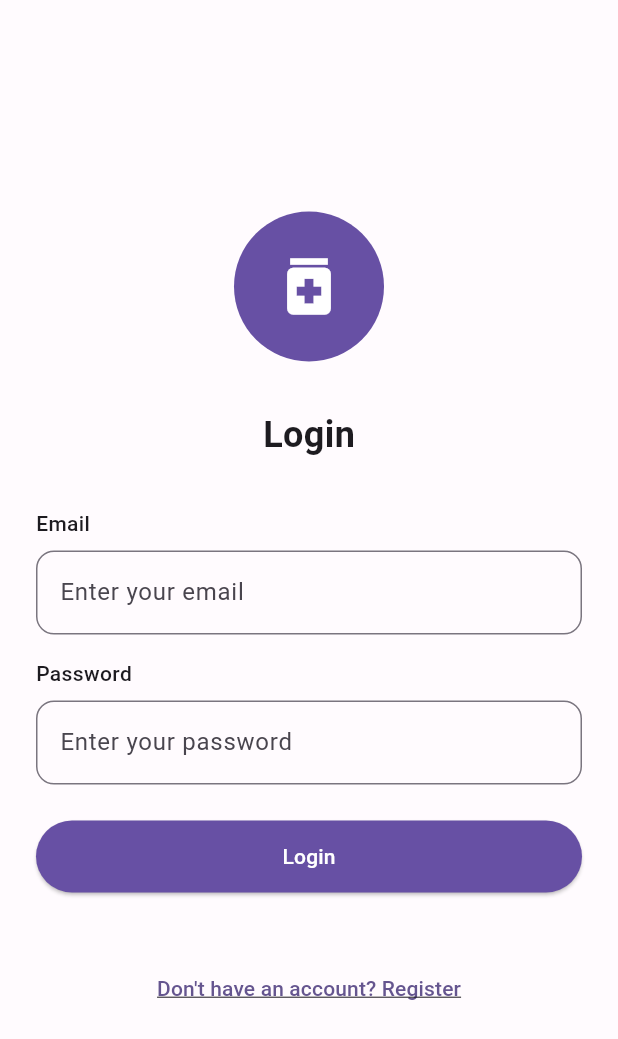
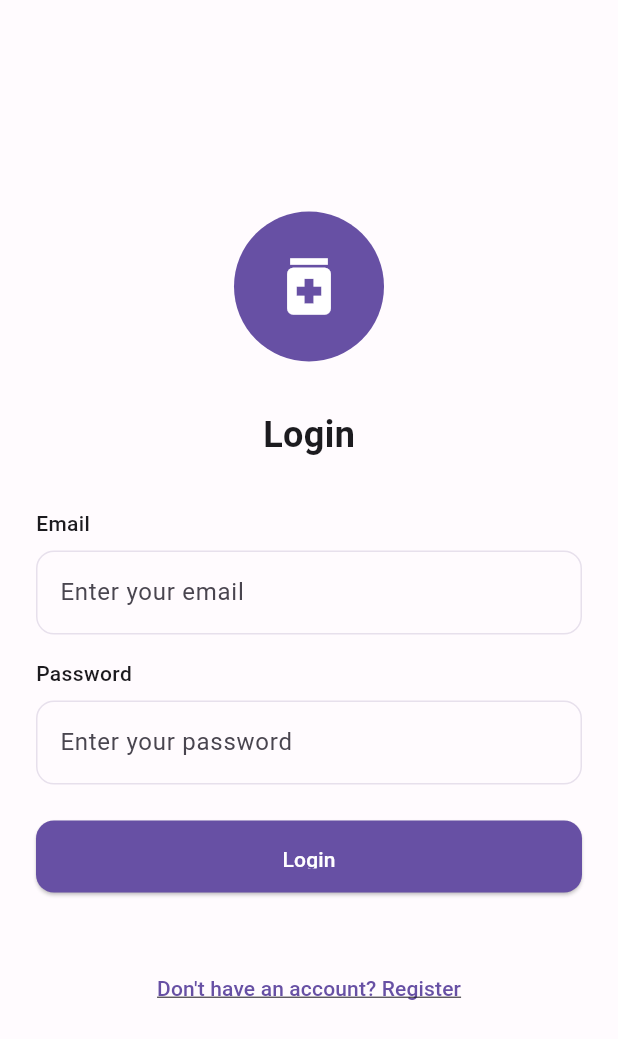
Before and after one commit to Otti02/pillpilot, a Flutter app: the screen it shows after launch, on a phone screen of 412 x 824 dp. Shown: the top 1039 px of the screen. Run offline on Flutter 3.47's test engine with Material 3 defaults, Android fonts, the phone set to English and light mode, and no system bars; our stand-ins replace go_router.

Commit message:
implementation gorouter and theme changes

```diff
--- a/pillpilot/lib/main.dart
+++ b/pillpilot/lib/main.dart
@@ -1,11 +1,6 @@
 import 'package:flutter/material.dart';
 import 'theme/app_theme.dart';
-import 'pages/widgets_overview_page.dart';
-import 'pages/widget_detail_pages/widget_detail_page.dart';
-import 'pages/Login.dart';
-import 'pages/Register.dart';
-import 'pages/main_screen.dart';
-import 'main_dummy.dart';
+import 'router.dart';
 
 void main() {
   runApp(const MyApp());
@@ -16,30 +11,12 @@ class MyApp extends StatelessWidget {
 
   @override
   Widget build(BuildContext context) {
-    return MaterialApp(
+    final router = AppRouter.instance.router;
+
+    return MaterialApp.router(
       title: 'Pill Pilot',
       theme: AppTheme.themeData,
-      home: const LoginPage(),
-      routes: {
-        '/home': (context) => const MainScreen(),
-        '/register': (context) => const RegisterPage(),
-        '/widgets': (context) => const WidgetsOverviewPage(),
-      },
-      onGenerateRoute: (settings) {
-        if (settings.name?.startsWith('/widget_detail/') ?? false) {
-          final arguments = settings.arguments as Map<String, dynamic>?;
-          final title = arguments?['title'] as String? ?? 'Widget Detail';
-          final examples = arguments?['examples'] as List<Map<String, dynamic>>? ?? [];
-
-          return MaterialPageRoute(
-            builder: (context) => WidgetDetailPage(
-              title: title,
-              examples: examples,
-            ),
-          );
-        }
-        return null;
-      },
+      routerConfig: router,
     );
   }
 }
--- a/pillpilot/lib/pages/Login.dart
+++ b/pillpilot/lib/pages/Login.dart
@@ -2,6 +2,7 @@ import 'package:flutter/material.dart';
 import '../widgets/custom_text_field.dart';
 import '../widgets/custom_button.dart';
 import '../theme/app_theme.dart';
+import '../router.dart';
 
 class LoginPage extends StatefulWidget {
   const LoginPage({super.key});
@@ -15,15 +16,18 @@ class _LoginPageState extends State<LoginPage> {
   final _passwordController = TextEditingController();
 
   void _login() {
-    Navigator.pushReplacementNamed(context, '/home');
+    // Use the centralized router for navigation
+    AppRouter.instance.goToHome();
   }
 
   void _startWithPillPilot() {
-    Navigator.pushReplacementNamed(context, '/home');
+    // Use the centralized router for navigation
+    AppRouter.instance.goToHome();
   }
 
   void _goToRegister() {
-    Navigator.pushReplacementNamed(context, '/register');
+    // Use the centralized router for navigation
+    AppRouter.instance.goToRegister();
   }
 
   @override
@@ -47,7 +51,7 @@ class _LoginPageState extends State<LoginPage> {
                 child: const Icon(
                   Icons.medication,
                   size: 50,
-                  color: Colors.white,
+                  color: AppTheme.cardBackgroundColor,
                 ),
               ),
 
@@ -58,7 +62,9 @@ class _LoginPageState extends State<LoginPage> {
                 'Login',
                 style: TextStyle(
                   fontSize: 24,
-                  fontWeight: FontWeight.bold,),
+                  fontWeight: FontWeight.bold,
+                  color: AppTheme.primaryTextColor,
+                ),
               ),
 
               const SizedBox(height: 32),
@@ -99,6 +105,7 @@ class _LoginPageState extends State<LoginPage> {
                 child: const Text(
                   "Don't have an account? Register",
                   style: TextStyle(
+                    color: AppTheme.primaryColor,
                     decoration: TextDecoration.underline,
                   ),
                 ),
--- a/pillpilot/lib/pages/Register.dart
+++ b/pillpilot/lib/pages/Register.dart
@@ -2,6 +2,7 @@ import 'package:flutter/material.dart';
 import '../widgets/custom_text_field.dart';
 import '../widgets/custom_button.dart';
 import '../theme/app_theme.dart';
+import '../router.dart';
 
 class RegisterPage extends StatefulWidget {
   const RegisterPage({super.key});
@@ -17,11 +18,11 @@ class _RegisterPageState extends State<RegisterPage> {
 
   void _register() {
     // TODO: Implement registration logic
-    Navigator.pushReplacementNamed(context, '/home');
+    AppRouter.instance.goToHome();
   }
 
   void _goToLogin() {
-    Navigator.pushReplacementNamed(context, '/');
+    AppRouter.instance.goToLogin();
   }
 
   @override
--- a/pillpilot/lib/pages/medication_detail_page.dart
+++ b/pillpilot/lib/pages/medication_detail_page.dart
@@ -47,6 +47,7 @@ class _MedicationDetailPageState extends State<MedicationDetailPage> {
   @override
   Widget build(BuildContext context) {
     return Scaffold(
+      backgroundColor: AppTheme.backgroundColor,
       appBar: AppBar(
         title: Text('Medikament Details'),
         backgroundColor: AppTheme.primaryColor,
--- a/pillpilot/lib/pages/medications_page.dart
+++ b/pillpilot/lib/pages/medications_page.dart
@@ -40,7 +40,7 @@ class _MedicationsPageState extends State<MedicationsPage> {
   @override
   Widget build(BuildContext context) {
     return Scaffold(
-      backgroundColor: Colors.grey.shade50,
+      backgroundColor: AppTheme.backgroundColor,
       body: SafeArea(
         child: Column(
           crossAxisAlignment: CrossAxisAlignment.start,
--- /dev/null
+++ b/pillpilot/lib/route_constants.dart
@@ -0,0 +1,14 @@
+import 'package:flutter/material.dart';
+
+class AppRoute {
+  static const login = '/';
+  static const register = '/register';
+  static const home = '/home';
+  static const medications = '/medications';
+  static const diary = '/diary';
+  static const calendar = '/calendar';
+  static const widgets = '/widgets';
+  static const widgetDetail = '/widget_detail';
+
+  AppRoute._();
+}
--- /dev/null
+++ b/pillpilot/lib/router.dart
@@ -0,0 +1,149 @@
+import 'package:flutter/material.dart';
+import 'package:go_router/go_router.dart';
+
+import 'pages/Login.dart';
+import 'pages/Register.dart';
+import 'pages/main_screen.dart';
+import 'pages/home_page.dart';
+import 'pages/medications_page.dart';
+import 'pages/diary_page.dart';
+import 'pages/calendar_page.dart';
+import 'pages/widgets_overview_page.dart';
+import 'pages/widget_detail_pages/widget_detail_page.dart';
+
+class AppRoute {
+  static const login = '/';
+  static const register = '/register';
+  static const home = '/home';
+  static const medications = '/medications';
+  static const diary = '/diary';
+  static const calendar = '/calendar';
+  static const widgets = '/widgets';
+  static const widgetDetail = '/widget_detail';
+
+  AppRoute._();
+}
+
+class AppRouter {
+  static final AppRouter _instance = AppRouter._();
+  static AppRouter get instance => _instance;
+
+  AppRouter._();
+
+   final router = GoRouter(
+    initialLocation: AppRoute.login,
+    routes: [
+      // Auth routes
+      GoRoute(
+        path: AppRoute.login,
+        builder: (context, state) => const LoginPage(),
+      ),
+      GoRoute(
+        path: AppRoute.register,
+        builder: (context, state) => const RegisterPage(),
+      ),
+
+      ShellRoute(
+        builder: (context, state, child) {
+          final location = state.uri.path;
+          int currentIndex = 0;
+
+          if (location.startsWith(AppRoute.home)) {
+            currentIndex = 0;
+          } else if (location.startsWith(AppRoute.medications)) {
+            currentIndex = 1;
+          } else if (location.startsWith(AppRoute.diary)) {
+            currentIndex = 2;
+          } else if (location.startsWith(AppRoute.calendar)) {
+            currentIndex = 3;
+          }
+
+          return MainScreen(
+            currentIndex: currentIndex,
+            child: child,
+          );
+        },
+        routes: [
+          // Tab routes
+          GoRoute(
+            path: AppRoute.home,
+            builder: (context, state) => const HomePage(),
+          ),
+          GoRoute(
+            path: AppRoute.medications,
+            builder: (context, state) => const MedicationsPage(),
+          ),
+          GoRoute(
+            path: AppRoute.diary,
+            builder: (context, state) => const DiaryPage(),
+          ),
+          GoRoute(
+            path: AppRoute.calendar,
+            builder: (context, state) => const CalendarPage(),
+          ),
+        ],
+      ),
+
+      GoRoute(
+        path: AppRoute.widgets,
+        builder: (context, state) => const WidgetsOverviewPage(),
+      ),
+      GoRoute(
+        path: '${AppRoute.widgetDetail}/:id',
+        builder: (context, state) {
+          final id = state.pathParameters['id'];
+          final arguments = state.extra as Map<String, dynamic>?;
+          final title = arguments?['title'] as String? ?? 'Widget Detail';
+          final examples = arguments?['examples'] as List<Map<String, dynamic>>? ?? [];
+
+          return WidgetDetailPage(
+            title: title,
+            examples: examples,
+          );
+        },
+      ),
+    ],
+  );
+
+  // Navigation methods
+  void goToLogin() => router.go(AppRoute.login);
+  void goToRegister() => router.go(AppRoute.register);
+  void goToHome() => router.go(AppRoute.home);
+  void goToMedications() => router.go(AppRoute.medications);
+  void goToDiary() => router.go(AppRoute.diary);
+  void goToCalendar() => router.go(AppRoute.calendar);
+  void goToWidgets() => router.go(AppRoute.widgets);
+
+  void goToWidgetDetail({
+    required String id,
+    required String title,
+    required List<Map<String, dynamic>> examples,
+  }) {
+    router.go(
+      '${AppRoute.widgetDetail}/$id',
+      extra: {
+        'title': title,
+        'examples': examples,
+      },
+    );
+  }
+
+  void goToTab(int index) {
+    switch (index) {
+      case 0:
+        goToHome();
+        break;
+      case 1:
+        goToMedications();
+        break;
+      case 2:
+        goToDiary();
+        break;
+      case 3:
+        goToCalendar();
+        break;
+      default:
+        goToHome();
+    }
+  }
+}
--- a/pillpilot/lib/theme/app_theme.dart
+++ b/pillpilot/lib/theme/app_theme.dart
@@ -1,26 +1,129 @@
 import 'package:flutter/material.dart';
 
 class AppTheme {
+  // Primary colors
   static const Color primaryColor = Color(0xFF6750A4);
   static const Color backgroundColor = Color(0xFFFFFBFE);
   static const Color cardBackgroundColor = Colors.white;
+
+  // Text colors
   static const Color primaryTextColor = Color(0xFF1C1B1F);
   static const Color secondaryTextColor = Color(0xFF49454F);
+  static const Color disabledTextColor = Colors.grey;
+
+  // Border and divider colors
   static const Color borderColor = Color(0xFFE7E0EC);
+  static const Color dividerColor = Color(0xFFE7E0EC);
+
+  // Status colors
   static const Color errorColor = Color(0xFFBA1A1A);
   static const Color successColor = Color(0xFF4CAF50);
+  static const Color warningColor = Colors.orange;
+
+  // Icon colors
+  static const Color iconColor = primaryColor;
+  static const Color iconBackgroundColor = Color(0xFFEADDFF); // Light purple
+  static const Color medicationIconColor = Colors.blue;
+  static const Color medicationIconBackgroundColor = Color(0xFFE6F2FF); // Light blue
+
+  // Checkbox colors
+  static const Color checkboxActiveColor = successColor;
+  static const Color checkboxInactiveColor = Color(0xFFCACACA); // Light grey
+
+  // Shadow colors
+  static const Color shadowColor = Color(0x1A000000); // Black with 10% opacity
+
+  // Completed/disabled state colors
+  static const Color completedTextColor = Colors.grey;
+  static const Color completedColor = successColor;
 
   static ThemeData get themeData => ThemeData(
     primaryColor: primaryColor,
     scaffoldBackgroundColor: backgroundColor,
-    colorScheme: ColorScheme.fromSeed(seedColor: primaryColor),
+    colorScheme: ColorScheme.fromSeed(
+      seedColor: primaryColor,
+      primary: primaryColor,
+      secondary: primaryColor,
+      error: errorColor,
+      background: backgroundColor,
+      surface: cardBackgroundColor,
+    ),
     useMaterial3: true,
 
-    // Nur für normale Buttons (ElevatedButton)
+    // Text theme
+    textTheme: const TextTheme(
+      titleLarge: TextStyle(
+        fontSize: 24,
+        fontWeight: FontWeight.bold,
+        color: primaryTextColor,
+      ),
+      titleMedium: TextStyle(
+        fontSize: 18,
+        fontWeight: FontWeight.w600,
+        color: primaryTextColor,
+      ),
+      bodyLarge: TextStyle(
+        fontSize: 16,
+        fontWeight: FontWeight.normal,
+        color: primaryTextColor,
+      ),
+      bodyMedium: TextStyle(
+        fontSize: 14,
+        color: secondaryTextColor,
+      ),
+    ),
+
+    // Input decoration theme
+    inputDecorationTheme: InputDecorationTheme(
+      border: OutlineInputBorder(
+        borderRadius: BorderRadius.circular(12),
+        borderSide: const BorderSide(color: borderColor),
+      ),
+      focusedBorder: OutlineInputBorder(
+        borderRadius: BorderRadius.circular(12),
+        borderSide: const BorderSide(color: primaryColor, width: 2),
+      ),
+      enabledBorder: OutlineInputBorder(
+        borderRadius: BorderRadius.circular(12),
+        borderSide: const BorderSide(color: borderColor),
+      ),
+    ),
+
+    // Button themes
     elevatedButtonTheme: ElevatedButtonThemeData(
       style: ElevatedButton.styleFrom(
-        backgroundColor: primaryColor, // Deine lila Farbe
-        foregroundColor: Colors.white, // Weißer Text
+        backgroundColor: primaryColor,
+        foregroundColor: Colors.white,
+        shape: RoundedRectangleBorder(
+          borderRadius: BorderRadius.circular(12),
+        ),
+        padding: const EdgeInsets.symmetric(vertical: 16, horizontal: 24),
+      ),
+    ),
+
+    textButtonTheme: TextButtonThemeData(
+      style: TextButton.styleFrom(
+        foregroundColor: primaryColor,
+        shape: RoundedRectangleBorder(
+          borderRadius: BorderRadius.circular(12),
+        ),
+        padding: const EdgeInsets.symmetric(vertical: 12, horizontal: 16),
+      ),
+    ),
+
+    // Bottom navigation bar theme
+    bottomNavigationBarTheme: const BottomNavigationBarThemeData(
+      selectedItemColor: primaryColor,
+      unselectedItemColor: disabledTextColor,
+      type: BottomNavigationBarType.fixed,
+    ),
+
+    // Card theme
+    cardTheme: CardTheme(
+      color: cardBackgroundColor,
+      elevation: 2,
+      shape: RoundedRectangleBorder(
+        borderRadius: BorderRadius.circular(12),
       ),
     ),
   );
--- a/pillpilot/lib/widgets/bottom_navigation.dart
+++ b/pillpilot/lib/widgets/bottom_navigation.dart
@@ -1,4 +1,5 @@
 import 'package:flutter/material.dart';
+import '../theme/app_theme.dart';
 
 class BottomNavigation extends StatefulWidget {
   final int currentIndex;
@@ -21,8 +22,8 @@ class _BottomNavigationState extends State<BottomNavigation> {
       type: BottomNavigationBarType.fixed,
       currentIndex: widget.currentIndex,
       onTap: widget.onTap,
-      selectedItemColor: Theme.of(context).primaryColor,
-      unselectedItemColor: Colors.grey,
+      selectedItemColor: AppTheme.primaryColor,
+      unselectedItemColor: AppTheme.disabledTextColor,
       items: const [
         BottomNavigationBarItem(
           icon: Icon(Icons.home),
--- a/pillpilot/lib/widgets/custom_text_field.dart
+++ b/pillpilot/lib/widgets/custom_text_field.dart
@@ -23,7 +23,13 @@ class CustomTextField extends StatelessWidget {
       crossAxisAlignment: CrossAxisAlignment.start,
       children: [
         if (label != null) ...[
-          Text(label!, style: TextStyle(fontWeight: FontWeight.w500)),
+          Text(
+            label!,
+            style: TextStyle(
+              fontWeight: FontWeight.w500,
+              color: AppTheme.primaryTextColor,
+            ),
+          ),
           SizedBox(height: 8),
         ],
         TextField(
@@ -32,7 +38,19 @@ class CustomTextField extends StatelessWidget {
           onChanged: onChanged,
           decoration: InputDecoration(
             hintText: hint,
-            border: OutlineInputBorder(borderRadius: BorderRadius.circular(12)),
+            hintStyle: TextStyle(color: AppTheme.secondaryTextColor),
+            border: OutlineInputBorder(
+              borderRadius: BorderRadius.circular(12),
+              borderSide: BorderSide(color: AppTheme.borderColor),
+            ),
+            focusedBorder: OutlineInputBorder(
+              borderRadius: BorderRadius.circular(12),
+              borderSide: BorderSide(color: AppTheme.primaryColor, width: 2),
+            ),
+            enabledBorder: OutlineInputBorder(
+              borderRadius: BorderRadius.circular(12),
+              borderSide: BorderSide(color: AppTheme.borderColor),
+            ),
           ),
         ),
       ],
--- a/pillpilot/pubspec.yaml
+++ b/pillpilot/pubspec.yaml
@@ -35,6 +35,7 @@ dependencies:
   # Use with the CupertinoIcons class for iOS style icons.
   cupertino_icons: ^1.0.8
   intl: ^0.19.0
+  go_router: ^13.2.0
 
 dev_dependencies:
   flutter_test:
```
Also changed, not shown: pillpilot/lib/pages/main_screen.dart (+13 -24 lines), pillpilot/lib/widgets/medication_item.dart (+10 -9 lines), pillpilot/pubspec.lock.
